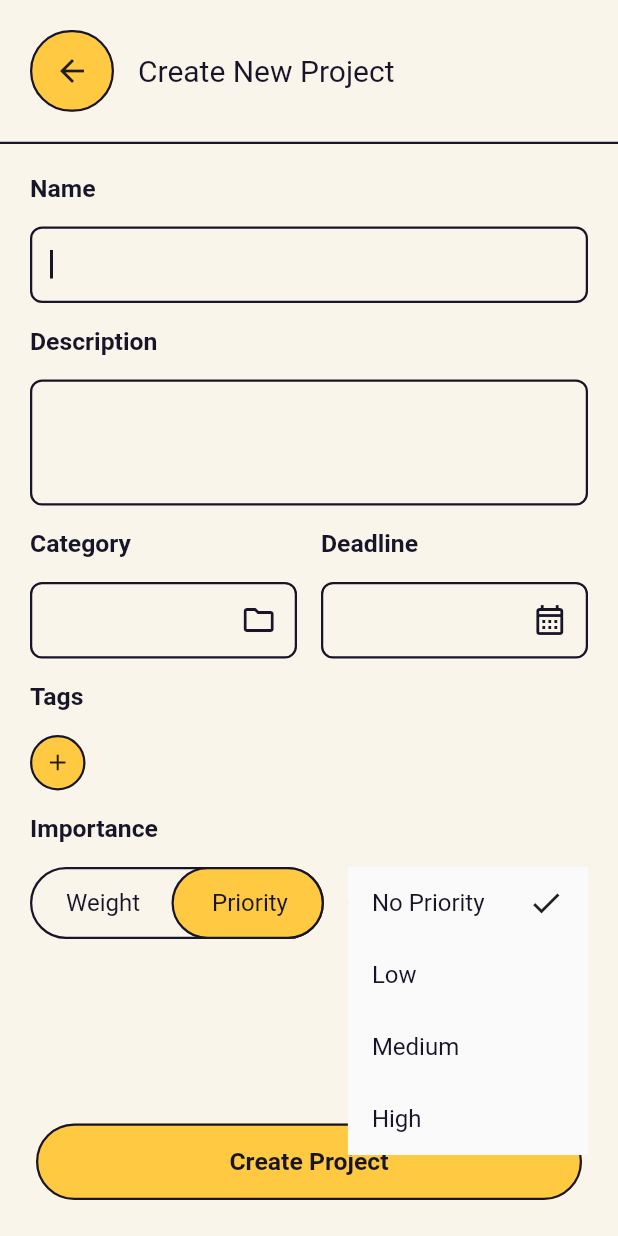
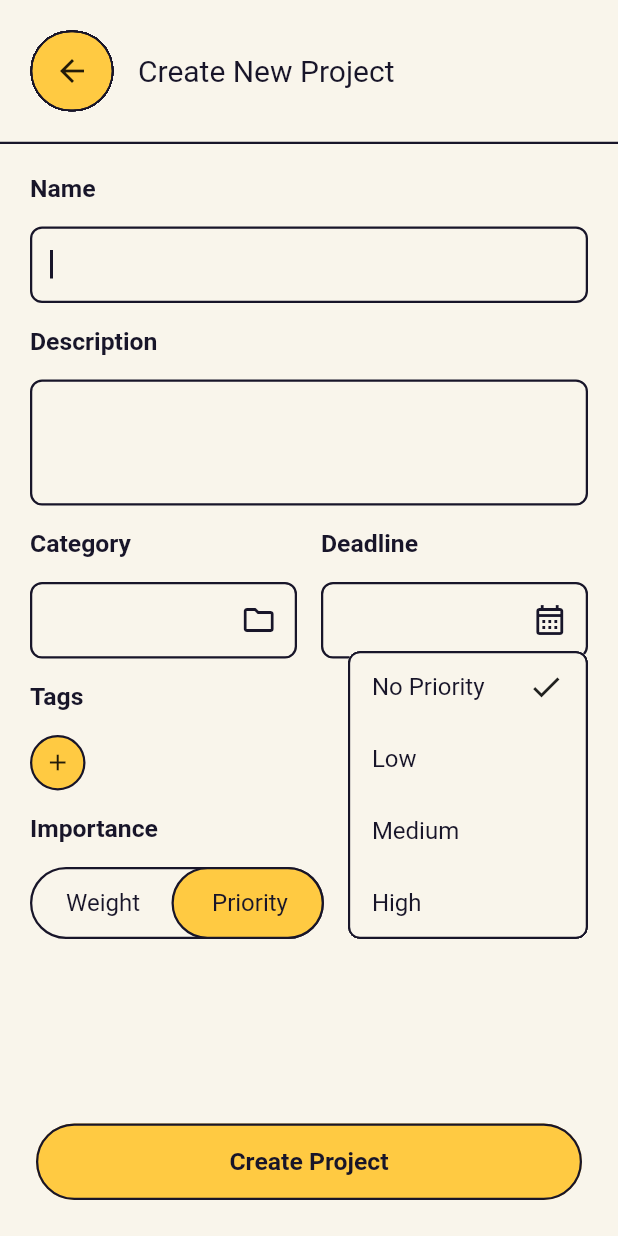
Before and after one commit to strandedorca/project_management, a Flutter app: the ProjectCreation screen opened directly, after a tap on "Priority", after a tap on "No Priority", on a phone screen of 412 x 824 dp. Run offline on Flutter 3.47's test engine with Material 3 defaults, Android fonts, the light colour scheme and no system bars; accounts and stored records are empty; network calls fail.

Commit message:
Finish project creation page & add navigation

```diff
--- a/project_manager/lib/components/customAppbar.dart
+++ b/project_manager/lib/components/customAppbar.dart
@@ -40,7 +40,13 @@ class CustomAppBar extends StatelessWidget implements PreferredSizeWidget {
         children: [
           // Tappable leading icon
           if (leading != null)
-            InkWell(
+            Material(
+              shape: AppDecorations.roundedBorderedRectangleBorder(
+                context,
+                999,
+              ),
+              clipBehavior: Clip.hardEdge,
+              child: InkWell(
                 onTap:
                     leadingOnTap ??
                     () {
@@ -52,6 +58,7 @@ class CustomAppBar extends StatelessWidget implements PreferredSizeWidget {
                   height: 56,
                   decoration: AppDecorations.roundIconFrame(context),
                   child: leading,
+                ),
               ),
             ),
           // Title
--- a/project_manager/lib/components/customDropdown.dart
+++ b/project_manager/lib/components/customDropdown.dart
@@ -1,5 +1,6 @@
 import 'package:flutter/material.dart';
 import 'package:project_manager/components/paddedRoundedBorderedBox.dart';
+import 'package:project_manager/themes/decorations.dart';
 import 'package:project_manager/themes/dimens.dart';
 
 class Option {
@@ -14,11 +15,12 @@ class CustomDropdown extends StatefulWidget {
     super.key,
     required this.defaultOptionId,
     required this.options,
+    required this.onSelected,
   });
 
   final String defaultOptionId;
   final List<Option> options;
-
+  final ValueChanged<String> onSelected;
   @override
   State<CustomDropdown> createState() => _CustomDropdownState();
 }
@@ -47,7 +49,22 @@ class _CustomDropdownState extends State<CustomDropdown> {
   void _showOverlay() {
     final renderBox =
         _priorityTargetKey.currentContext!.findRenderObject() as RenderBox;
+    final position = renderBox.localToGlobal(Offset.zero);
     final size = renderBox.size;
+
+    final mediaQuery = MediaQuery.of(context);
+    final viewportHeight = mediaQuery.size.height;
+    final viewPadding = mediaQuery.viewPadding;
+    final bottomBarHeight = 56;
+    final spaceBelow =
+        viewportHeight -
+        position.dy -
+        size.height -
+        viewPadding.bottom -
+        bottomBarHeight;
+
+    final maxDropdownHeight = 48 * 4;
+    final openAbove = spaceBelow < maxDropdownHeight;
 
     _overlayEntry = OverlayEntry(
       builder: (context) => Stack(
@@ -62,26 +79,40 @@ class _CustomDropdownState extends State<CustomDropdown> {
           Positioned(
             width: size.width,
             child: CompositedTransformFollower(
+              targetAnchor: !openAbove
+                  ? Alignment.topLeft
+                  : Alignment.bottomRight,
+              followerAnchor: !openAbove
+                  ? Alignment.topLeft
+                  : Alignment.bottomRight,
               link: priorityDropdownLayerLink,
               child: Material(
+                color: Theme.of(context).colorScheme.surface,
+
+                shape: AppDecorations.roundedBorderedRectangleBorder(
+                  context,
+                  AppDimens.borderRadiusSmall,
+                ),
+                clipBehavior: Clip.hardEdge,
                 child: Column(
                   mainAxisSize: MainAxisSize.min,
                   children: [
                     ...widget.options.map(
                       (e) => SizedBox(
                         height: size.height,
-                        child: Container(
-                          padding: EdgeInsets.symmetric(
-                            horizontal: AppDimens.paddingMedium,
-                          ),
                         child: InkWell(
                           onTap: () {
                             setState(() {
                               _selectedOptionId = e.id;
                               _selectedOptionLabel = e.label;
+                              widget.onSelected(e.id);
                             });
                             _closeDropdown();
                           },
+                          child: Container(
+                            padding: EdgeInsets.symmetric(
+                              horizontal: AppDimens.paddingMedium,
+                            ),
                             child: Row(
                               children: [
                                 Expanded(child: Text(e.label)),
@@ -111,15 +142,19 @@ class _CustomDropdownState extends State<CustomDropdown> {
 
   @override
   Widget build(BuildContext context) {
-    return InkWell(
+    return Material(
+      color: Colors.transparent,
+      borderRadius: BorderRadius.circular(AppDimens.borderRadiusSmall),
+      clipBehavior: Clip.hardEdge,
+      child: InkWell(
         onTap: _onTap,
         key: _priorityTargetKey,
         child: CompositedTransformTarget(
           link: priorityDropdownLayerLink,
           child: PaddedRoundedBorderedBox(
             padding: EdgeInsets.symmetric(horizontal: AppDimens.paddingMedium),
-          borderRadius:
-              999, //should i let this totally rounded or square rounded?
+            borderRadius: AppDimens.borderRadiusSmall,
+
             child: Row(
               mainAxisAlignment: MainAxisAlignment.spaceBetween,
               children: [
@@ -129,6 +164,7 @@ class _CustomDropdownState extends State<CustomDropdown> {
             ),
           ),
         ),
+      ),
     );
   }
 }
--- a/project_manager/lib/components/paddedRoundedBorderedBox.dart
+++ b/project_manager/lib/components/paddedRoundedBorderedBox.dart
@@ -8,16 +8,18 @@ class PaddedRoundedBorderedBox extends StatelessWidget {
     this.padding,
     this.borderRadius = AppDimens.borderRadiusSmall,
     required this.child,
+    this.clipBehavior = Clip.none,
   });
 
   final EdgeInsets? padding;
   final double borderRadius;
   final Widget child;
-
+  final Clip clipBehavior;
   @override
   Widget build(BuildContext context) {
     return Container(
       decoration: AppDecorations.roundedBorderedBox(context, borderRadius),
+      clipBehavior: clipBehavior,
       padding: padding ?? EdgeInsets.all(AppDimens.paddingMedium),
       child: child,
     );
--- a/project_manager/lib/main.dart
+++ b/project_manager/lib/main.dart
@@ -1,7 +1,7 @@
 import 'package:flutter/material.dart';
 // ignore: unused_import
 import 'package:project_manager/app/dependencies.dart'; // Ensures global services/repos are initialized
-import 'package:project_manager/pages/create_project/projectcreation.dart';
+import 'package:project_manager/pages/dashboard/dashboard.dart';
 import 'package:project_manager/themes/app_theme.dart';
 
 // Entry point of the application
@@ -17,7 +17,7 @@ class MyApp extends StatelessWidget {
   Widget build(BuildContext context) {
     return MaterialApp(
       title: 'Project Manager',
-      home: ProjectCreation(),
+      home: Dashboard(title: 'Dashboard'),
       theme: AppTheme.lightTheme,
       // TODO: Add dark theme & theme mode
     );
--- a/project_manager/lib/pages/create_project/projectCreationForm.dart
+++ b/project_manager/lib/pages/create_project/projectCreationForm.dart
@@ -29,9 +29,8 @@ class _ProjectCreationFormState extends State<ProjectCreationForm> {
   DateTime? _selectedDate;
   late List<Tag> _allTags;
   List<String> _selectedTagIds = [];
-  // ImportanceMode _importanceMode = ImportanceMode.weight;
-  ImportanceMode _importanceMode = ImportanceMode.priority;
-  String? _selectedPriority;
+  ImportanceMode _importanceMode = ImportanceMode.weight;
+  String _selectedPriorityId = PriorityLevel.no.id;
 
   @override
   void initState() {
@@ -97,7 +96,7 @@ class _ProjectCreationFormState extends State<ProjectCreationForm> {
             label: 'Description',
             childField: BorderlessTextFormField(
               controller: _descriptionController,
-              maxLines: 3,
+              // maxLines: 3,
               minLines: 3,
             ),
           ),
@@ -194,18 +193,22 @@ class _ProjectCreationFormState extends State<ProjectCreationForm> {
                             ),
                           )
                         : CustomDropdown(
-                            defaultOptionId: PriorityLevel
-                                .no
-                                .id, // default option is no priority
+                            defaultOptionId: _selectedPriorityId,
                             options: PriorityLevel.values
                                 .map((e) => Option(id: e.id, label: e.label))
                                 .toList(),
+                            onSelected: (priorityId) {
+                              setState(() {
+                                _selectedPriorityId = priorityId;
+                              });
+                            },
                           ),
                   ),
                 ],
               ),
             ),
           ),
+          // const SizedBox(height: 150),
         ],
       ),
     );
--- a/project_manager/lib/pages/dashboard/dashboard.dart
+++ b/project_manager/lib/pages/dashboard/dashboard.dart
@@ -1,11 +1,13 @@
 import 'package:flutter/material.dart';
 import 'package:project_manager/models/user.dart';
+import 'package:project_manager/pages/create_project/projectCreation.dart';
 import 'package:project_manager/pages/dashboard/dashboardAppbar.dart';
 import 'package:project_manager/pages/dashboard/deadlines.dart';
 import 'package:project_manager/pages/dashboard/dueTasks.dart';
 import 'package:project_manager/pages/dashboard/projects.dart';
 import 'package:project_manager/pages/dashboard/section.dart';
 import 'package:project_manager/services/user_service.dart';
+import 'package:project_manager/themes/decorations.dart';
 import 'package:project_manager/themes/dimens.dart';
 
 class Dashboard extends StatefulWidget {
@@ -58,6 +60,18 @@ class _DashboardState extends State<Dashboard> {
               ),
             ),
           ),
+          floatingActionButton: FloatingActionButton(
+            onPressed: () {
+              Navigator.push(
+                context,
+                MaterialPageRoute(builder: (context) => ProjectCreation()),
+              );
+            },
+            elevation: 0,
+            backgroundColor: Theme.of(context).colorScheme.primary,
+            shape: AppDecorations.roundedBorderedRectangleBorder(context, 999),
+            child: Icon(Icons.add),
+          ),
         ),
       ),
     );
```
Lines whose indentation alone changed are shown as unchanged.
